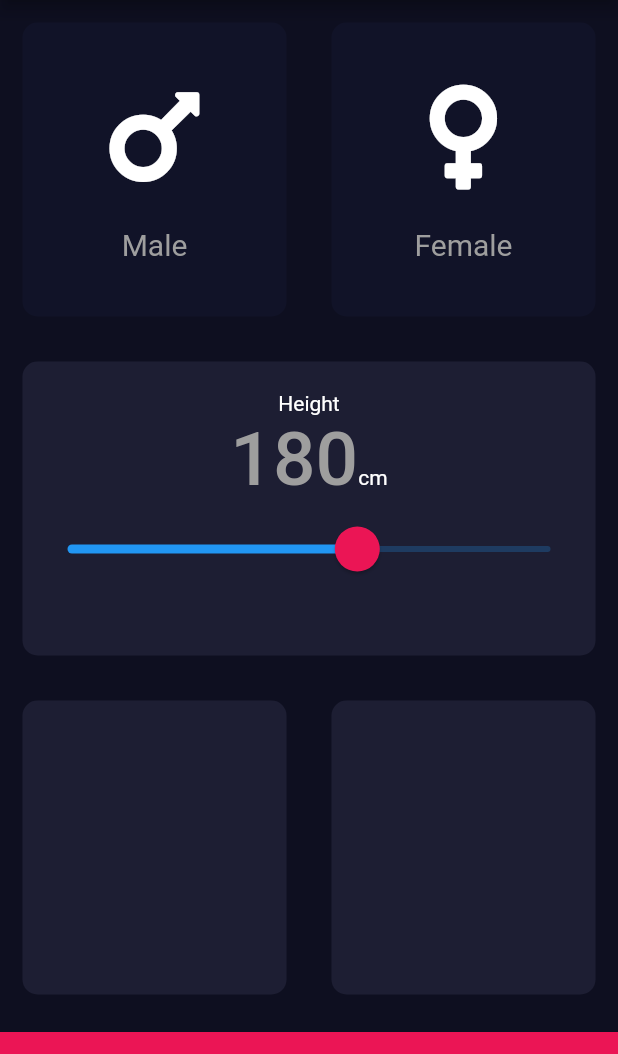
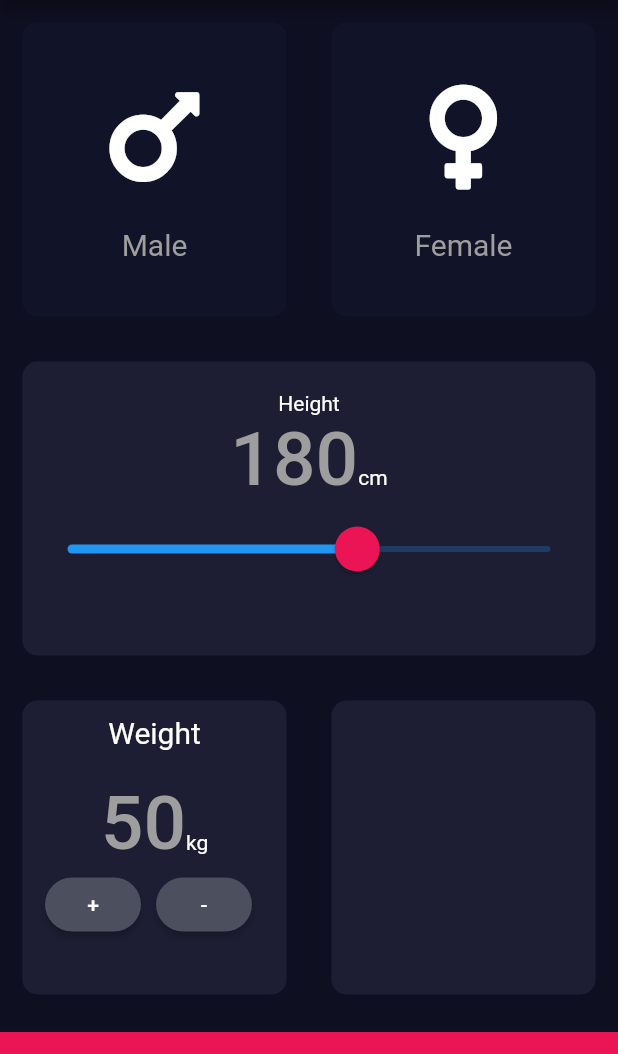
Before and after one commit to SaminYeaser/BMI-calculator, a Flutter app: the screen it shows after launch, on a phone screen of 412 x 824 dp, the part 84-1138 px from its top. Run offline on Flutter 3.47's test engine with Material 2 defaults, Android fonts, the phone set to English and light mode, and no system bars; our stand-ins replace font_awesome_flutter.

Commit message:
weight section created

```diff
--- a/lib/input_page.dart
+++ b/lib/input_page.dart
@@ -1,5 +1,6 @@
 import 'package:bmi/widgets/heightSection.dart';
 import 'package:bmi/widgets/reuseableCard.dart';
+import 'package:bmi/widgets/weightSection.dart';
 import 'package:flutter/material.dart';
 import 'colors/colorsSection.dart';
 import 'package:font_awesome_flutter/font_awesome_flutter.dart';
@@ -106,7 +107,11 @@ class _MyHomePageState extends State<MyHomePage> {
           Expanded(
               child: Row(
             children: [
-              Expanded(child: ReuseableCard(colour: activeCardColors)),
+              Expanded(
+                  child: ReuseableCard(
+                colour: activeCardColors,
+                cardChild: WeightSection(),
+              )),
               Expanded(child: ReuseableCard(colour: activeCardColors))
             ],
           )),
--- /dev/null
+++ b/lib/widgets/weightSection.dart
@@ -0,0 +1,83 @@
+import 'package:bmi/colors/colorsSection.dart';
+import 'package:flutter/material.dart';
+
+class WeightSection extends StatefulWidget {
+  @override
+  _WeightSectionState createState() => _WeightSectionState();
+}
+
+class _WeightSectionState extends State<WeightSection> {
+  int weight = 50;
+
+  @override
+  Widget build(BuildContext context) {
+    return Column(
+      children: [
+        Padding(
+          child: Text(
+            'Weight',
+            style: TextStyle(fontSize: 20),
+          ),
+          padding: EdgeInsets.only(top: 10, bottom: 20),
+        ),
+        Row(
+          mainAxisAlignment: MainAxisAlignment.center,
+          crossAxisAlignment: CrossAxisAlignment.baseline,
+          textBaseline: TextBaseline.alphabetic,
+          children: [
+            Text(
+              weight.toString(),
+              style: HugeNumber,
+            ),
+            Text('kg')
+          ],
+        ),
+        Row(
+          children: [
+            Padding(
+              padding: EdgeInsets.only(left: 15),
+              child: ElevatedButton(
+                onPressed: () {
+                  setState(() {
+                    weight = weight + 1;
+                  });
+                },
+                child: Text('+'),
+                style: ButtonStyle(
+                  backgroundColor: MaterialStateProperty.all(Color(0xFF4C4F5E)),
+                  shape: MaterialStateProperty.all(
+                    RoundedRectangleBorder(
+                      borderRadius: BorderRadius.circular(20),
+                    ),
+                  ),
+                  padding:
+                  MaterialStateProperty.all(EdgeInsets.zero),
+                ),
+              ),
+            ),
+            SizedBox(width: 10,),
+            ElevatedButton(
+              onPressed: () {
+                setState(() {
+                  weight = weight -1;
+                });
+              },
+              child: Text('-'),
+              style: ButtonStyle(
+                backgroundColor: MaterialStateProperty.all(Color(0xFF4C4F5E)),
+                shape: MaterialStateProperty.all(
+                  RoundedRectangleBorder(
+                    borderRadius: BorderRadius.circular(20),
+                  ),
+                ),
+                padding:
+                MaterialStateProperty.all(EdgeInsets.zero),
+              ),
+            )
+          ],
+        ),
+
+      ],
+    );
+  }
+}
```
Also changed, not shown: lib/widgets/ageSection.dart (added).
